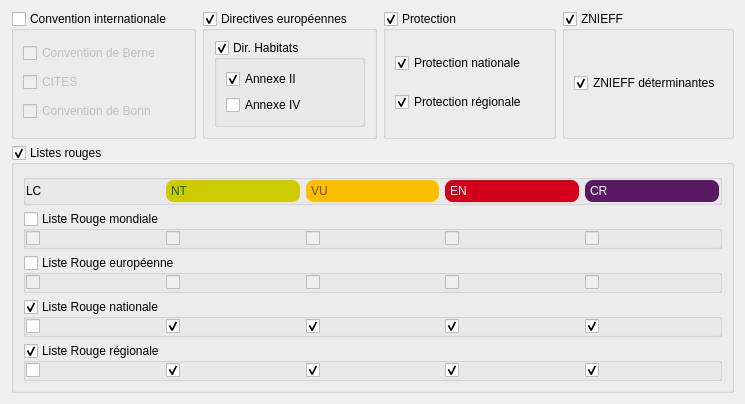
Above: biblizou_dialog_patri.ui from Ki-Mor/biblizou before the change. Below: the same form after it.
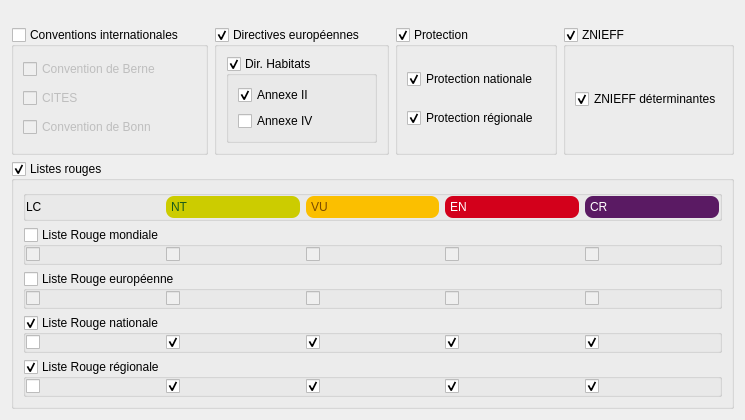
That is the form after the change. Icons and pictures are not drawn.

Commit message: convention internationale corrigé au pluriel.

Diff of the .ui file:
```diff
--- a/biblizou_dialog_patri.ui
+++ b/biblizou_dialog_patri.ui
@@ -7,7 +7,7 @@
     <x>0</x>
     <y>0</y>
     <width>745</width>
-    <height>337</height>
+    <height>373</height>
    </rect>
   </property>
   <property name="windowTitle">
@@ -178,116 +178,7 @@
 }</string>
   </property>
   <layout class="QGridLayout" name="gridLayout">
-   <item row="0" column="1">
-    <widget class="QGroupBox" name="gBDirEuro">
-     <property name="title">
-      <string>Directives européennes</string>
-     </property>
-     <property name="checkable">
-      <bool>true</bool>
-     </property>
-     <layout class="QGridLayout" name="gridLayout_5">
-      <item row="0" column="0">
-       <widget class="QGroupBox" name="gBDirHab">
-        <property name="title">
-         <string>Dir. Habitats</string>
-        </property>
-        <property name="checkable">
-         <bool>true</bool>
-        </property>
-        <layout class="QGridLayout" name="gridLayout_4">
-         <item row="0" column="0">
-          <widget class="QCheckBox" name="cBDirHab2">
-           <property name="text">
-            <string>Annexe II</string>
-           </property>
-           <property name="checked">
-            <bool>true</bool>
-           </property>
-          </widget>
-         </item>
-         <item row="1" column="0">
-          <widget class="QCheckBox" name="cBDirHab4">
-           <property name="text">
-            <string>Annexe IV</string>
-           </property>
-          </widget>
-         </item>
-        </layout>
-       </widget>
-      </item>
-     </layout>
-    </widget>
-   </item>
-   <item row="0" column="0">
-    <widget class="QGroupBox" name="gBConventionInternationales">
-     <property name="title">
-      <string>Convention internationale</string>
-     </property>
-     <property name="checkable">
-      <bool>true</bool>
-     </property>
-     <property name="checked">
-      <bool>false</bool>
-     </property>
-     <layout class="QGridLayout" name="gridLayout_6">
-      <item row="0" column="0">
-       <widget class="QCheckBox" name="cBBerne">
-        <property name="text">
-         <string>Convention de Berne</string>
-        </property>
-       </widget>
-      </item>
-      <item row="1" column="0">
-       <widget class="QCheckBox" name="cBCITES">
-        <property name="text">
-         <string>CITES</string>
-        </property>
-       </widget>
-      </item>
-      <item row="2" column="0">
-       <widget class="QCheckBox" name="cBBonn">
-        <property name="text">
-         <string>Convention de Bonn</string>
-        </property>
-       </widget>
-      </item>
-     </layout>
-    </widget>
-   </item>
-   <item row="0" column="2">
-    <widget class="QGroupBox" name="gBProtection">
-     <property name="title">
-      <string>Protection</string>
-     </property>
-     <property name="checkable">
-      <bool>true</bool>
-     </property>
-     <layout class="QGridLayout" name="gridLayout_3">
-      <item row="1" column="0">
-       <widget class="QCheckBox" name="cBProtReg">
-        <property name="text">
-         <string>Protection régionale</string>
-        </property>
-        <property name="checked">
-         <bool>true</bool>
-        </property>
-       </widget>
-      </item>
-      <item row="0" column="0">
-       <widget class="QCheckBox" name="cBProtNat">
-        <property name="text">
-         <string>Protection nationale</string>
-        </property>
-        <property name="checked">
-         <bool>true</bool>
-        </property>
-       </widget>
-      </item>
-     </layout>
-    </widget>
-   </item>
-   <item row="3" column="0" colspan="4">
+   <item row="4" column="0" colspan="4">
     <widget class="QGroupBox" name="gBListesRouges">
      <property name="title">
       <string>Listes rouges</string>
@@ -688,7 +579,7 @@
      </layout>
     </widget>
    </item>
-   <item row="0" column="3">
+   <item row="1" column="3">
     <widget class="QGroupBox" name="gBZnieff">
      <property name="title">
       <string>ZNIEFF</string>
@@ -710,7 +601,7 @@
      </layout>
     </widget>
    </item>
-   <item row="4" column="0" colspan="4">
+   <item row="5" column="0" colspan="4">
     <spacer name="verticalSpacer">
      <property name="orientation">
       <enum>Qt::Vertical</enum>
@@ -723,6 +614,140 @@
      </property>
     </spacer>
    </item>
+   <item row="1" column="1">
+    <widget class="QGroupBox" name="gBDirEuro">
+     <property name="title">
+      <string>Directives européennes</string>
+     </property>
+     <property name="checkable">
+      <bool>true</bool>
+     </property>
+     <layout class="QGridLayout" name="gridLayout_5">
+      <item row="0" column="0">
+       <widget class="QGroupBox" name="gBDirHab">
+        <property name="title">
+         <string>Dir. Habitats</string>
+        </property>
+        <property name="checkable">
+         <bool>true</bool>
+        </property>
+        <layout class="QGridLayout" name="gridLayout_4">
+         <item row="0" column="0">
+          <widget class="QCheckBox" name="cBDirHab2">
+           <property name="text">
+            <string>Annexe II</string>
+           </property>
+           <property name="checked">
+            <bool>true</bool>
+           </property>
+          </widget>
+         </item>
+         <item row="1" column="0">
+          <widget class="QCheckBox" name="cBDirHab4">
+           <property name="text">
+            <string>Annexe IV</string>
+           </property>
+          </widget>
+         </item>
+        </layout>
+       </widget>
+      </item>
+     </layout>
+    </widget>
+   </item>
+   <item row="1" column="0">
+    <widget class="QGroupBox" name="gBConventionInternationales">
+     <property name="title">
+      <string>Conventions internationales</string>
+     </property>
+     <property name="checkable">
+      <bool>true</bool>
+     </property>
+     <property name="checked">
+      <bool>false</bool>
+     </property>
+     <layout class="QGridLayout" name="gridLayout_6">
+      <item row="0" column="0">
+       <widget class="QCheckBox" name="cBBerne">
+        <property name="text">
+         <string>Convention de Berne</string>
+        </property>
+       </widget>
+      </item>
+      <item row="1" column="0">
+       <widget class="QCheckBox" name="cBCITES">
+        <property name="text">
+         <string>CITES</string>
+        </property>
+       </widget>
+      </item>
+      <item row="2" column="0">
+       <widget class="QCheckBox" name="cBBonn">
+        <property name="text">
+         <string>Convention de Bonn</string>
+        </property>
+       </widget>
+      </item>
+     </layout>
+    </widget>
+   </item>
+   <item row="1" column="2">
+    <widget class="QGroupBox" name="gBProtection">
+     <property name="title">
+      <string>Protection</string>
+     </property>
+     <property name="checkable">
+      <bool>true</bool>
+     </property>
+     <layout class="QGridLayout" name="gridLayout_3">
+      <item row="1" column="0">
+       <widget class="QCheckBox" name="cBProtReg">
+        <property name="text">
+         <string>Protection régionale</string>
+        </property>
+        <property name="checked">
+         <bool>true</bool>
+        </property>
+       </widget>
+      </item>
+      <item row="0" column="0">
+       <widget class="QCheckBox" name="cBProtNat">
+        <property name="text">
+         <string>Protection nationale</string>
+        </property>
+        <property name="checked">
+         <bool>true</bool>
+        </property>
+       </widget>
+      </item>
+     </layout>
+    </widget>
+   </item>
+   <item row="0" column="0" colspan="4">
+    <widget class="QLabel" name="label">
+     <property name="minimumSize">
+      <size>
+       <width>10</width>
+       <height>10</height>
+      </size>
+     </property>
+     <property name="maximumSize">
+      <size>
+       <width>30</width>
+       <height>30</height>
+      </size>
+     </property>
+     <property name="text">
+      <string/>
+     </property>
+     <property name="pixmap">
+      <pixmap resource="resources.qrc">:/plugins/biblizou/iconUi.png</pixmap>
+     </property>
+     <property name="alignment">
+      <set>Qt::AlignCenter</set>
+     </property>
+    </widget>
+   </item>
   </layout>
  </widget>
  <resources>
```
